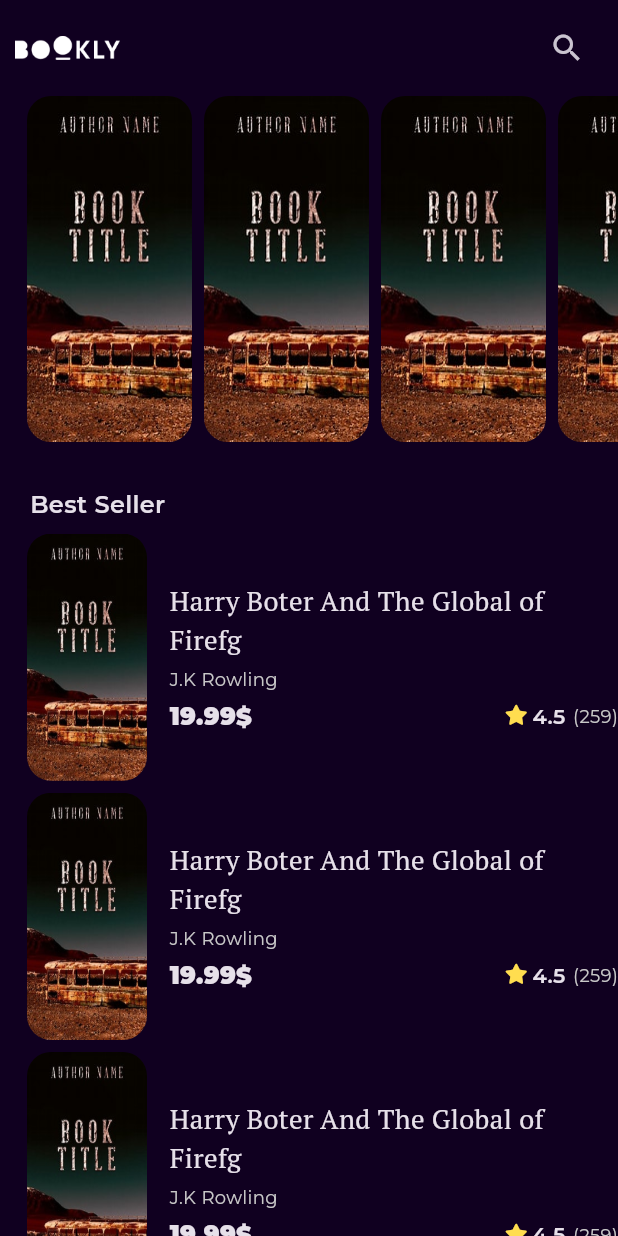
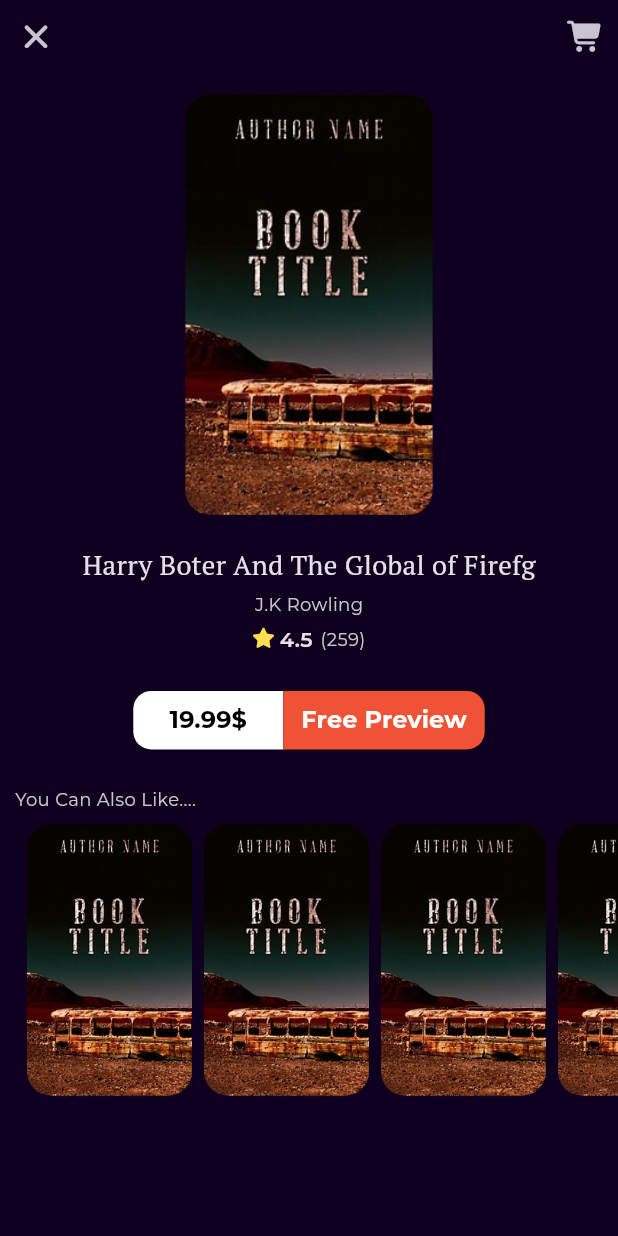
Before and after one commit to marwa-elmasry1/Bookly, a Flutter app: the screen it shows after launch, on a phone screen of 412 x 824 dp. Run offline on Flutter 3.47's test engine with Material 3 defaults, Android fonts, the phone set to English and light mode, and no system bars; our stand-ins replace font_awesome_flutter, go_router, google_fonts.

Commit message:
Book Detail View Done

```diff
--- /dev/null
+++ b/lib/core/widgets/custom_button.dart
@@ -0,0 +1,34 @@
+import 'package:bookly/core/utils/styles.dart';
+import 'package:flutter/material.dart';
+
+class CustomButton extends StatelessWidget {
+  const CustomButton({super.key, required this.backgroundColor, required this.textColor, required this.text, required this.borderRadius,this.height,this.width});
+
+
+final Color backgroundColor;
+final Color textColor;
+final String text;
+final BorderRadius borderRadius;
+
+final double? width;
+final double? height;
+
+  @override
+  Widget build(BuildContext context) {
+    return TextButton(
+      style: TextButton.styleFrom(
+        minimumSize: Size( width ?? 0, height ??0),
+        backgroundColor:backgroundColor,
+        shape: RoundedRectangleBorder(borderRadius: borderRadius),
+      ),
+      onPressed: () {},
+      child: Text(
+        text,
+        style: Styles.textStyle16.copyWith(
+          color:textColor,
+          fontWeight: FontWeight.bold,
+        ),
+      ),
+    );
+  }
+}
--- a/lib/core/widgets/rating.dart
+++ b/lib/core/widgets/rating.dart
@@ -8,6 +8,7 @@ class Rating extends StatelessWidget {
   @override
   Widget build(BuildContext context) {
     return Row(
+      mainAxisAlignment: MainAxisAlignment.center,
       children: [
         Icon(FontAwesomeIcons.solidStar,
         color: Color(0xffFFDD4F),
--- /dev/null
+++ b/lib/features/Home/presentation/views/Book_widgets/book_action.dart
@@ -0,0 +1,37 @@
+import 'package:bookly/core/widgets/custom_button.dart';
+import 'package:flutter/material.dart';
+
+class BookAction extends StatelessWidget {
+  const BookAction({super.key});
+
+  @override
+  Widget build(BuildContext context) {
+    return Padding(
+      padding: const EdgeInsets.only(top: 20.0,bottom: 20),
+      child: Row(
+        mainAxisAlignment: MainAxisAlignment.center,
+        children: [
+          CustomButton(
+            backgroundColor: Colors.white,
+            textColor: Colors.black,
+            text: '19.99\$',
+            borderRadius: BorderRadius.only(
+              topLeft: Radius.circular(12),
+              bottomLeft: Radius.circular(12),
+            ),
+            width: 100,
+          ),
+          CustomButton(
+            backgroundColor: Color(0xffEF5235),
+            textColor: Colors.white,
+            text: 'Free Preview',
+            borderRadius: BorderRadius.only(
+              topRight: Radius.circular(12),
+              bottomRight: Radius.circular(12),
+            ),
+          ),
+        ],
+      ),
+    );
+  }
+}
--- /dev/null
+++ b/lib/features/Home/presentation/views/Book_widgets/book_detail_section.dart
@@ -0,0 +1,34 @@
+import 'package:bookly/core/utils/styles.dart';
+import 'package:bookly/core/widgets/rating.dart';
+import 'package:bookly/features/Home/presentation/views/Book_widgets/book_action.dart';
+import 'package:bookly/features/Home/presentation/views/Home_widgets/custom_list_view_item.dart';
+import 'package:flutter/material.dart';
+
+class BookDetailSection extends StatelessWidget {
+  const BookDetailSection({super.key});
+
+  @override
+  Widget build(BuildContext context) {
+    return Column(
+      children: [
+        CustomListViewItem(
+    height: MediaQuery.of(context).size.height * .34,
+    padding: EdgeInsets.only(top: 15, bottom: 20),
+    width: MediaQuery.of(context).size.width * .4,
+        ),
+        Text(
+    'Harry Boter And The Global of Firefg',
+    maxLines: 2,
+    overflow: TextOverflow.ellipsis,
+    style: Styles.textStyle18,
+        ),
+        Padding(
+    padding: const EdgeInsets.symmetric(vertical: 5.0),
+    child: Text('J.K Rowling', style: Styles.textStyle12),
+        ),
+        Rating(),
+        BookAction(),
+      ],
+    );
+  }
+}
--- a/lib/features/Home/presentation/views/Book_widgets/book_view_body.dart
+++ b/lib/features/Home/presentation/views/Book_widgets/book_view_body.dart
@@ -1,3 +1,6 @@
+import 'package:bookly/features/Home/presentation/views/Book_widgets/book_detail_section.dart';
+import 'package:bookly/features/Home/presentation/views/Book_widgets/custom_book_app_bar.dart';
+import 'package:bookly/features/Home/presentation/views/Book_widgets/similer_books_section.dart';
 import 'package:flutter/material.dart';
 
 class BookViewBody extends StatelessWidget {
@@ -5,6 +8,21 @@ class BookViewBody extends StatelessWidget {
 
   @override
   Widget build(BuildContext context) {
-    return const Placeholder();
+    return CustomScrollView(
+      slivers:[
+        SliverFillRemaining(
+          hasScrollBody: false,
+          child: Column(
+          crossAxisAlignment: CrossAxisAlignment.center,
+          children: [
+          CustomBookAppBar(),
+          BookDetailSection(),
+         SimilerBooksSection()
+          ],
+        ),
+        )
+      ]
+    );
+
   }
 }
--- /dev/null
+++ b/lib/features/Home/presentation/views/Book_widgets/custom_book_app_bar.dart
@@ -0,0 +1,25 @@
+import'package:flutter/material.dart';
+import 'package:font_awesome_flutter/font_awesome_flutter.dart';
+import 'package:go_router/go_router.dart';
+
+class CustomBookAppBar extends StatelessWidget {
+  const CustomBookAppBar({super.key});
+
+  @override
+  Widget build(BuildContext context) {
+    return Row(
+      mainAxisAlignment: MainAxisAlignment.spaceBetween,
+      children: [
+        IconButton(
+          onPressed: (){
+            GoRouter.of(context).pop();
+          },
+           icon: Icon(FontAwesomeIcons.xmark,size: 20,) ),
+        IconButton(
+          onPressed: (){},
+           icon: Icon(FontAwesomeIcons.cartShopping,size: 20,) ,
+           ),
+      ],
+    );
+  }
+}
--- /dev/null
+++ b/lib/features/Home/presentation/views/Book_widgets/similer_books_section.dart
@@ -0,0 +1,22 @@
+import 'package:bookly/core/utils/styles.dart';
+import 'package:bookly/features/Home/presentation/views/Home_widgets/feature_books_list_view.dart';
+import 'package:flutter/material.dart';
+class SimilerBooksSection extends StatelessWidget {
+  const SimilerBooksSection({super.key});
+
+  @override
+  Widget build(BuildContext context) {
+    return Column(
+      crossAxisAlignment: CrossAxisAlignment.start,
+      children: [
+         Padding(
+           padding: const EdgeInsets.only(bottom: 8.0,left: 10),
+           child: Text('You Can Also Like....', style: Styles.textStyle12),
+         ),
+
+        FeatureBooksListView(
+    height: MediaQuery.of(context).size.height * 0.22,),
+      ],
+    );
+  }
+}
--- a/lib/features/Home/presentation/views/Home_widgets/best_seller_list_view_item.dart
+++ b/lib/features/Home/presentation/views/Home_widgets/best_seller_list_view_item.dart
@@ -1,14 +1,20 @@
+import 'package:bookly/core/utils/routes.dart';
 import 'package:bookly/core/utils/styles.dart';
 import 'package:bookly/core/widgets/rating.dart';
 import 'package:bookly/features/Home/presentation/views/Home_widgets/custom_list_view_item.dart';
 import 'package:flutter/material.dart';
+import 'package:go_router/go_router.dart';
 
 class BestSellerListViewItem extends StatelessWidget {
   const BestSellerListViewItem({super.key});
 
   @override
   Widget build(BuildContext context) {
-    return Row(
+    return GestureDetector(
+      onTap:(){
+        GoRouter.of(context).push(Routes.kBookViewPath);
+      },
+      child: Row(
         children: [
       CustomListViewItem(
         height: MediaQuery.of(context).size.height * 0.2,
@@ -39,6 +45,7 @@ class BestSellerListViewItem extends StatelessWidget {
         ),
       )
         ],
+      ),
     );
   }
 }
--- a/lib/features/Home/presentation/views/Home_widgets/feature_books_list_view.dart
+++ b/lib/features/Home/presentation/views/Home_widgets/feature_books_list_view.dart
@@ -3,14 +3,16 @@ import 'package:bookly/features/Home/presentation/views/Home_widgets/custom_list
 import 'package:flutter/material.dart';
 
 class FeatureBooksListView extends StatelessWidget {
-  const FeatureBooksListView({super.key});
+  const FeatureBooksListView({super.key, required this.height});
+
+  final double height;
 
   @override
   Widget build(BuildContext context) {
     return Padding(
       padding: const EdgeInsets.only(left: 10.0),
       child: SizedBox(
-        height: MediaQuery.of(context).size.height * 0.28,
+        height: height,
         child: ListView.builder(
           itemCount: 7,
           scrollDirection: Axis.horizontal,
--- a/lib/features/Home/presentation/views/Home_widgets/home_view_body.dart
+++ b/lib/features/Home/presentation/views/Home_widgets/home_view_body.dart
@@ -16,7 +16,7 @@ return CustomScrollView(
       crossAxisAlignment: CrossAxisAlignment.start,
     children: [
       CustomAppBar(),
-      FeatureBooksListView(),
+      FeatureBooksListView(height: MediaQuery.of(context).size.height * 0.28,),
        Padding(
          padding: const EdgeInsets.only(left: 20.0, top: 30),
          child: Text('Best Seller',style: Styles.textStyle16),
--- a/lib/features/Home/presentation/views/book_view.dart
+++ b/lib/features/Home/presentation/views/book_view.dart
@@ -6,6 +6,8 @@ class BookView extends StatelessWidget {
 
   @override
   Widget build(BuildContext context) {
-    return BookViewBody();
+    return Scaffold(
+      body: BookViewBody(),
+    );
   }
 }
--- a/lib/main.dart
+++ b/lib/main.dart
@@ -1,5 +1,6 @@
 import 'package:bookly/core/utils/constants.dart';
 import 'package:bookly/core/utils/routes.dart';
+import 'package:bookly/features/Home/presentation/views/book_view.dart';
 import'package:flutter/material.dart';
 import 'package:google_fonts/google_fonts.dart';
 
@@ -12,11 +13,20 @@ class Bookly extends StatelessWidget {
 
   @override
   Widget build(BuildContext context) {
-    return MaterialApp.router(
-      routerConfig: Routes.router ,
+
+
+    return MaterialApp(
+      home: BookView(),
       debugShowCheckedModeBanner: false,
       theme: ThemeData.dark().copyWith(scaffoldBackgroundColor:kPrimaryColor,
       textTheme: GoogleFonts.montserratTextTheme(ThemeData.dark().textTheme)),
     );
+    //////////////////////////////////
+    // return MaterialApp.router(
+    //   routerConfig: Routes.router ,
+    //   debugShowCheckedModeBanner: false,
+    //   theme: ThemeData.dark().copyWith(scaffoldBackgroundColor:kPrimaryColor,
+    //   textTheme: GoogleFonts.montserratTextTheme(ThemeData.dark().textTheme)),
+    // );
   }
 }
```
Lines whose indentation alone changed are shown as unchanged.
